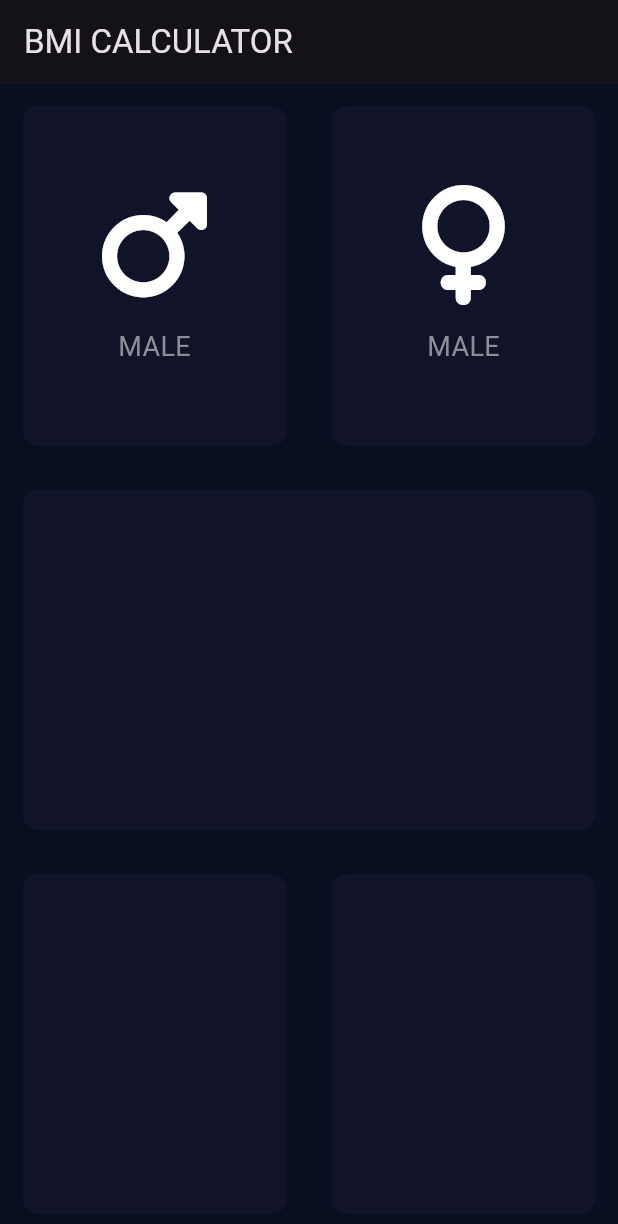
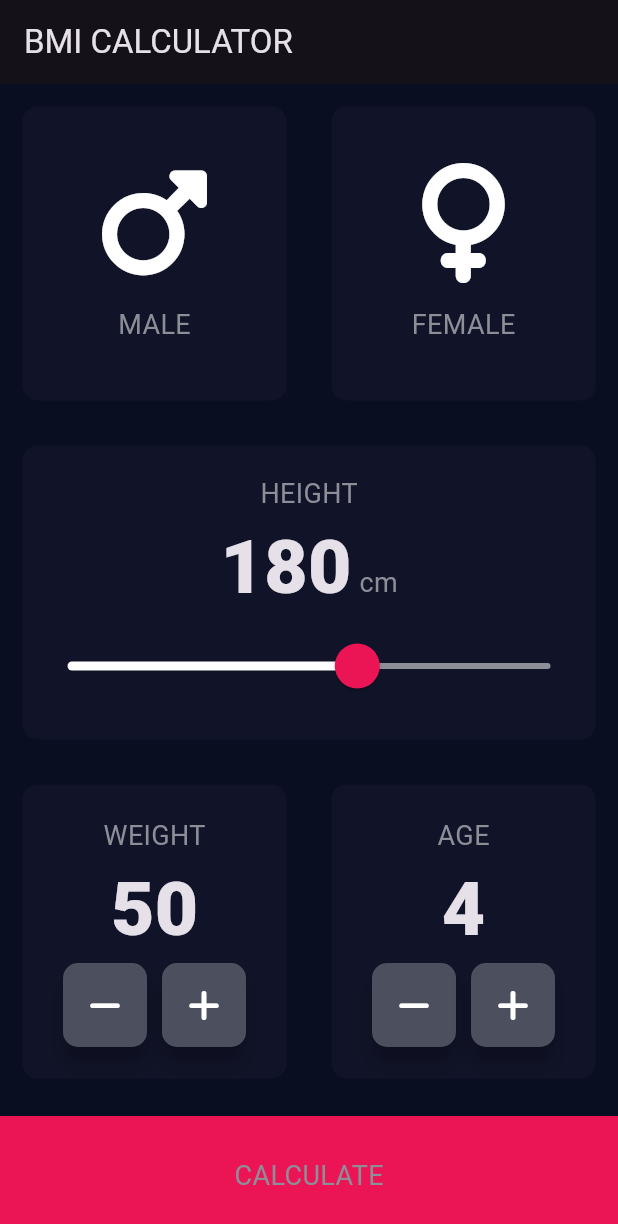
Before and after one commit to mohamedahmedkhriji/BMI-Calculator, a Flutter app: the screen it shows after launch, on a phone screen of 412 x 824 dp. Shown: the top 1224 px of the screen. Run offline on Flutter 3.47's test engine with Material 3 defaults, Android fonts, the light colour scheme and no system bars; our stand-ins replace font_awesome_flutter.

Commit message:
commit 3

```diff
--- /dev/null
+++ b/lib/constants.dart
@@ -0,0 +1,13 @@
+import 'package:flutter/material.dart';
+
+const kLabelTextStyle = TextStyle(fontSize: 18.0, color: Color(0xFF8D8E98));
+
+const double kBottomContainerHeight = 80.0;
+const Color kActiveCardColour = Color(0xFF1D1E33);
+const Color kInactiveCardColour = Color(0xFF111328);
+const Color kBottomContainerColor = Color(0xFFEB1555);
+
+const kLabelNumberStyle = TextStyle(
+  fontSize: 50.0,
+  fontWeight: FontWeight.w900,
+);
--- a/lib/inputpage.dart
+++ b/lib/inputpage.dart
@@ -2,11 +2,7 @@ import 'package:flutter/material.dart';
 import 'package:font_awesome_flutter/font_awesome_flutter.dart';
 import 'card.dart';
 import 'icon.dart';
-
-const double bottomContainerHeight = 80.0;
-const Color activeCardColour = Color(0xFF1D1E33);
-const Color inactiveCardColour = Color(0xFF111328);
-const Color bottomContainerColor = Color(0xFFEB1555);
+import 'constants.dart';
 
 enum Gender {
   male,
@@ -20,6 +16,9 @@ class InputPage extends StatefulWidget {
 
 class _InputPageState extends State<InputPage> {
   Gender? selectedGender;
+  int height = 180;
+  int weight = 50;
+  int age = 4;
 
   @override
   Widget build(BuildContext context) {
@@ -28,39 +27,44 @@ class _InputPageState extends State<InputPage> {
         title: Text('BMI CALCULATOR'),
       ),
       body: Column(
+        crossAxisAlignment: CrossAxisAlignment.stretch,
         children: [
           Expanded(
             child: Row(
               children: [
                 Expanded(
+                  child: GestureDetector(
                     child: CardClass(
+                      colour: selectedGender == Gender.male
+                          ? kActiveCardColour
+                          : kInactiveCardColour,
+                      cardChild: Iconcard(
+                        icon: FontAwesomeIcons.mars,
+                        label: 'MALE',
+                      ),
                       onPress: () {
                         setState(() {
                           selectedGender = Gender.male;
                         });
                       },
-                    colour: selectedGender == Gender.male
-                        ? activeCardColour
-                        : inactiveCardColour,
-                    cardChild: Iconcard(
-                      icon: FontAwesomeIcons.mars,
-                      label: 'MALE',
                     ),
                   ),
                 ),
                 Expanded(
+                  child: GestureDetector(
                     child: CardClass(
+                      colour: selectedGender == Gender.female
+                          ? kActiveCardColour
+                          : kInactiveCardColour,
+                      cardChild: Iconcard(
+                        icon: FontAwesomeIcons.venus,
+                        label: 'FEMALE',
+                      ),
                       onPress: () {
                         setState(() {
                           selectedGender = Gender.female;
                         });
                       },
-                    colour: selectedGender == Gender.female
-                        ? activeCardColour
-                        : inactiveCardColour,
-                    cardChild: Iconcard(
-                      icon: FontAwesomeIcons.venus,
-                      label: 'MALE',
                     ),
                   ),
                 ),
@@ -70,7 +74,54 @@ class _InputPageState extends State<InputPage> {
           Expanded(
             child: CardClass(
               onPress: () {},
-              colour: inactiveCardColour,
+              colour: kInactiveCardColour,
+              cardChild: Column(
+                mainAxisAlignment: MainAxisAlignment.center,
+                children: [
+                  Text(
+                    'HEIGHT',
+                    style: kLabelTextStyle,
+                  ),
+                  Row(
+                    mainAxisAlignment: MainAxisAlignment.center,
+                    crossAxisAlignment: CrossAxisAlignment.baseline,
+                    textBaseline: TextBaseline.alphabetic,
+                    children: [
+                      Text(
+                        height.toString(),
+                        style: kLabelNumberStyle,
+                      ),
+                      SizedBox(width: 5),
+                      Text(
+                        'cm',
+                        style: kLabelTextStyle,
+                      ),
+                    ],
+                  ),
+                  SliderTheme(
+                    data: SliderTheme.of(context).copyWith(
+                      inactiveTrackColor: Color(0xFF8D8E98),
+                      activeTrackColor: Colors.white,
+                      thumbColor: Color(0xFFEB1555),
+                      overlayColor: Color(0x29EB1555),
+                      thumbShape:
+                          RoundSliderThumbShape(enabledThumbRadius: 15.0),
+                      overlayShape:
+                          RoundSliderOverlayShape(overlayRadius: 30.0),
+                    ),
+                    child: Slider(
+                      value: height.toDouble(),
+                      min: 120.0,
+                      max: 220.0,
+                      onChanged: (double newValue) {
+                        setState(() {
+                          height = newValue.round();
+                        });
+                      },
+                    ),
+                  )
+                ],
+              ),
             ),
           ),
           Expanded(
@@ -79,16 +130,100 @@ class _InputPageState extends State<InputPage> {
                 Expanded(
                   child: CardClass(
                     onPress: () {},
-                    colour: inactiveCardColour,
+                    colour: kInactiveCardColour,
+                    cardChild: Column(
+                      mainAxisAlignment: MainAxisAlignment.center,
+                      children: [
+                        Text(
+                          'WEIGHT',
+                          style: kLabelTextStyle,
+                        ),
+                        Text(
+                          weight.toString(),
+                          style: kLabelNumberStyle,
+                        ),
+                        Row(
+                          mainAxisAlignment: MainAxisAlignment.center,
+                          children: [
+                            RoundIconButton(
+                              onPressed: () {
+                                setState(() {
+                                  weight--;
+                                });
+                              },
+                              icon: FontAwesomeIcons.minus,
+                            ),
+                            SizedBox(width: 10.0),
+                            RoundIconButton(
+                              onPressed: () {
+                                setState(() {
+                                  weight++;
+                                });
+                              },
+                              icon: FontAwesomeIcons.plus,
+                            ),
+                          ],
+                        ),
+                      ],
+                    ),
                   ),
                 ),
                 Expanded(
                   child: CardClass(
                     onPress: () {},
-                    colour: inactiveCardColour,
+                    colour: kInactiveCardColour,
+                    cardChild: Column(
+                      mainAxisAlignment: MainAxisAlignment.center,
+                      children: [
+                        Text(
+                          'AGE',
+                          style: kLabelTextStyle,
+                        ),
+                        Text(
+                          age.toString(),
+                          style: kLabelNumberStyle,
+                        ),
+                        Row(
+                          mainAxisAlignment: MainAxisAlignment.center,
+                          children: [
+                            RoundIconButton(
+                              onPressed: () {
+                                setState(() {
+                                  age--;
+                                });
+                              },
+                              icon: FontAwesomeIcons.minus,
+                            ),
+                            SizedBox(width: 10.0),
+                            RoundIconButton(
+                              onPressed: () {
+                                setState(() {
+                                  age++;
+                                });
+                              },
+                              icon: FontAwesomeIcons.plus,
+                            ),
+                          ],
+                        ),
+                      ],
+                    ),
                   ),
                 ),
               ],
+            ),
+          ),
+          Container(
+            height: kBottomContainerHeight,
+            margin: EdgeInsets.only(top: 10.0),
+            color: kBottomContainerColor,
+            child: GestureDetector(
+              onTap: () {},
+              child: Center(
+                child: Text(
+                  'CALCULATE',
+                  style: kLabelTextStyle,
+                ),
+              ),
             ),
           ),
         ],
@@ -96,3 +231,24 @@ class _InputPageState extends State<InputPage> {
     );
   }
 }
+
+class RoundIconButton extends StatelessWidget {
+  const RoundIconButton({required this.icon, required this.onPressed});
+
+  final IconData icon;
+  final VoidCallback onPressed;
+
+  @override
+  Widget build(BuildContext context) {
+    return RawMaterialButton(
+      child: Icon(icon),
+      onPressed: onPressed,
+      elevation: 6.0,
+      shape: RoundedRectangleBorder(
+        borderRadius: BorderRadius.circular(10.0),
+      ),
+      fillColor: const Color(0xFF4C4F5E),
+      constraints: const BoxConstraints.tightFor(width: 56.0, height: 56.0),
+    );
+  }
+}
```
Lines whose indentation alone changed are shown as unchanged.
